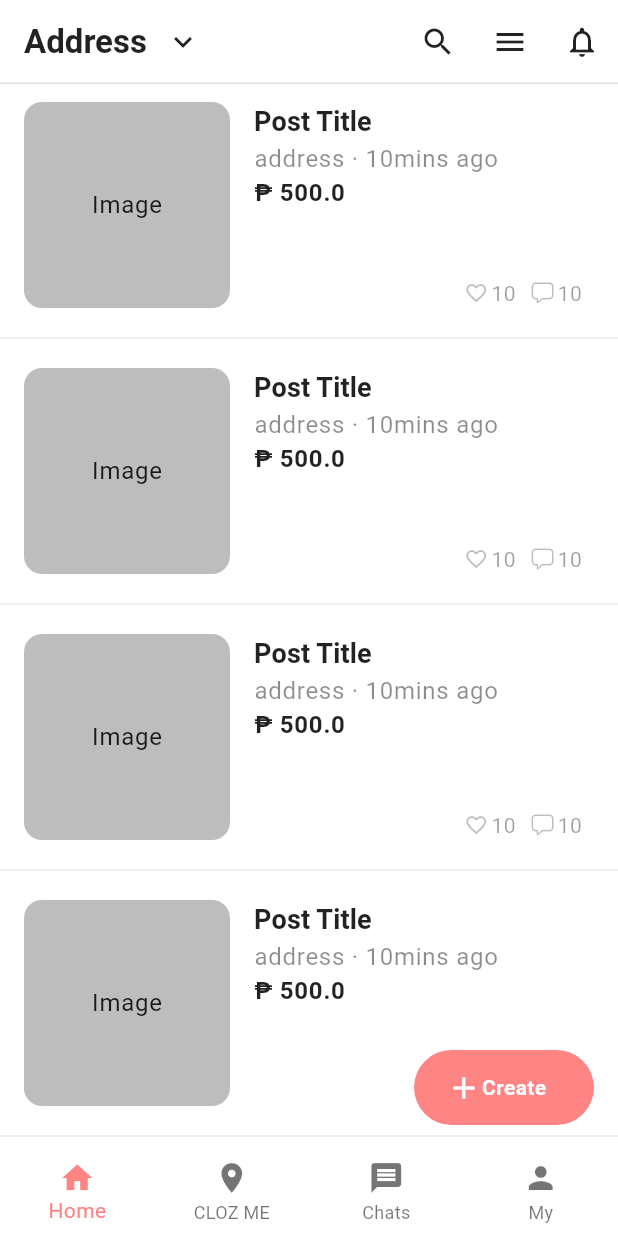
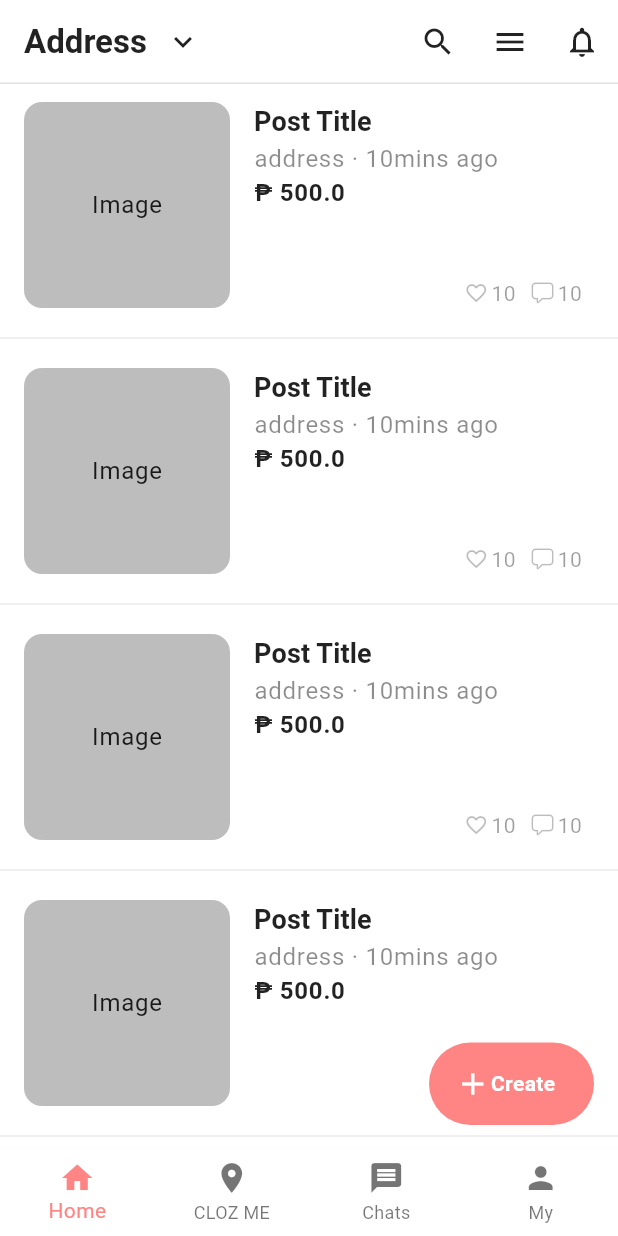
Before and after one commit to whdmscks11/CLOZii, a Flutter app: the HomeScreen screen opened directly, after a tap on "Create", on a phone screen of 412 x 824 dp. Run offline on Flutter 3.47's test engine with Material 3 defaults, Android fonts, the phone set to English and light mode, and no system bars; our stand-ins replace flutter_map, geolocator, latlong2, mask_text_input_formatter, shared_preferences; accounts and stored records are empty.

Commit message:
refactor: GestureDetector 대신 InkWell 사용으로 버튼 리팩토링
- Create 버튼 구현 시 GestureDetector → InkWell로 교체
- Material + InkWell 조합을 사용해 터치 피드백(overlayColor) 적용
- borderRadius와 clipBehavior 설정으로 배경/피드백 일관성 유지

```diff
--- a/lib/features/home/presentation/screens/home_screen.dart
+++ b/lib/features/home/presentation/screens/home_screen.dart
@@ -55,15 +55,22 @@ class HomeScreen extends StatelessWidget {
             right: 0,
             child: Padding(
               padding: const EdgeInsets.all(16.0),
-              child: GestureDetector(
+              child: Material(
+                color: context.colors.primary,
+                borderRadius: BorderRadius.circular(100),
+                clipBehavior: Clip.hardEdge,
+                child: InkWell(
                   onTap: () {},
-                child: Container(
-                  width: 120,
-                  height: 50,
-                  decoration: BoxDecoration(
-                    borderRadius: BorderRadius.circular(100),
-                    color: context.colors.primary,
-                  ),
+                  splashFactory: NoSplash.splashFactory,
+                  overlayColor: WidgetStateProperty.resolveWith((states) {
+                    if (states.contains(WidgetState.pressed)) {
+                      return Colors.white24;
+                    }
+                    return null; // 기본
+                  }),
+                  child: SizedBox(
+                    width: 110,
+                    height: 55,
                     child: Row(
                       children: [
                         Spacer(flex: 2),
@@ -82,6 +89,7 @@ class HomeScreen extends StatelessWidget {
                 ),
               ),
             ),
+          ),
         ],
       ),
     );
```
Lines whose indentation alone changed are shown as unchanged.
